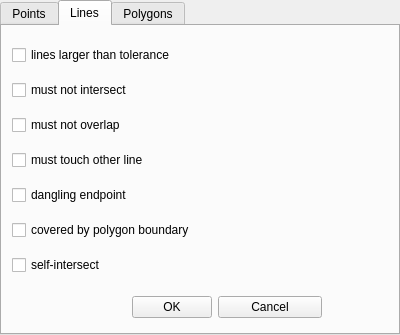
Above: rulesDialog.ui from wonder-sk/topol before the change. Below: the same form after it.
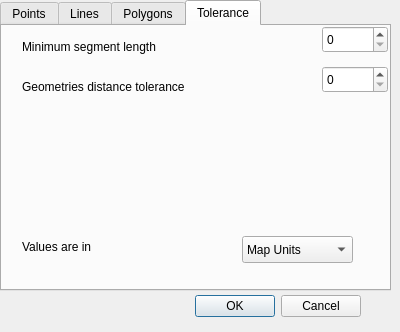
That is the form after the change.

Patch:
```diff
--- a/rulesDialog.ui
+++ b/rulesDialog.ui
@@ -1,28 +1,47 @@
 <?xml version="1.0" encoding="UTF-8"?>
 <ui version="4.0">
  <class>rulesDialog</class>
- <widget class="QTabWidget" name="rulesDialog">
+ <widget class="QDialog" name="Dialog">
   <property name="geometry">
    <rect>
     <x>0</x>
     <y>0</y>
     <width>400</width>
-    <height>335</height>
+    <height>332</height>
    </rect>
   </property>
   <property name="windowTitle">
-   <string>Rules to be checked</string>
+   <string>Topology settings</string>
+  </property>
+  <widget class="QDialogButtonBox" name="buttonBox">
+   <property name="geometry">
+    <rect>
+     <x>20</x>
+     <y>290</y>
+     <width>341</width>
+     <height>32</height>
+    </rect>
+   </property>
+   <property name="orientation">
+    <enum>Qt::Horizontal</enum>
+   </property>
+   <property name="standardButtons">
+    <set>QDialogButtonBox::Cancel|QDialogButtonBox::Ok</set>
+   </property>
+  </widget>
+  <widget class="QTabWidget" name="tabWidget">
+   <property name="geometry">
+    <rect>
+     <x>0</x>
+     <y>0</y>
+     <width>391</width>
+     <height>291</height>
+    </rect>
   </property>
   <property name="currentIndex">
-   <number>1</number>
-  </property>
-  <widget class="QWidget" name="pointTab">
-   <property name="statusTip">
-    <string/>
-   </property>
-   <property name="accessibleName">
-    <string/>
-   </property>
+    <number>3</number>
+   </property>
+   <widget class="QWidget" name="Points">
    <attribute name="title">
     <string>Points</string>
    </attribute>
@@ -66,34 +85,8 @@
      </item>
     </layout>
    </widget>
-   <widget class="QWidget" name="formLayoutWidget_3">
-    <property name="geometry">
-     <rect>
-      <x>130</x>
-      <y>270</y>
-      <width>157</width>
-      <height>34</height>
-     </rect>
-    </property>
-    <layout class="QFormLayout" name="formLayout_3">
-     <item row="0" column="0">
-      <widget class="QPushButton" name="okButton">
-       <property name="text">
-        <string>OK</string>
-       </property>
-      </widget>
-     </item>
-     <item row="0" column="1">
-      <widget class="QPushButton" name="cancelButton">
-       <property name="text">
-        <string>Cancel</string>
-       </property>
-      </widget>
-     </item>
-    </layout>
-   </widget>
-  </widget>
-  <widget class="QWidget" name="lineTab">
+   </widget>
+   <widget class="QWidget" name="Lines">
    <attribute name="title">
     <string>Lines</string>
    </attribute>
@@ -101,7 +94,7 @@
     <property name="geometry">
      <rect>
       <x>10</x>
-      <y>10</y>
+       <y>0</y>
       <width>371</width>
       <height>251</height>
      </rect>
@@ -119,6 +112,9 @@
        <property name="text">
         <string>dangling endpoint</string>
        </property>
+        <property name="checked">
+         <bool>true</bool>
+        </property>
       </widget>
      </item>
      <item row="1" column="0">
@@ -133,6 +129,9 @@
        <property name="text">
         <string>must not intersect</string>
        </property>
+        <property name="checked">
+         <bool>true</bool>
+        </property>
       </widget>
      </item>
      <item row="6" column="0">
@@ -158,34 +157,8 @@
      </item>
     </layout>
    </widget>
-   <widget class="QWidget" name="formLayoutWidget">
-    <property name="geometry">
-     <rect>
-      <x>130</x>
-      <y>270</y>
-      <width>190</width>
-      <height>34</height>
-     </rect>
-    </property>
-    <layout class="QFormLayout" name="formLayout">
-     <item row="0" column="1">
-      <widget class="QPushButton" name="pushButton_2">
-       <property name="text">
-        <string>Cancel</string>
-       </property>
-      </widget>
-     </item>
-     <item row="0" column="0">
-      <widget class="QPushButton" name="pushButton">
-       <property name="text">
-        <string>OK</string>
-       </property>
-      </widget>
-     </item>
-    </layout>
-   </widget>
-  </widget>
-  <widget class="QWidget" name="polygonTab">
+   </widget>
+   <widget class="QWidget" name="Polygons">
    <attribute name="title">
     <string>Polygons</string>
    </attribute>
@@ -229,22 +202,47 @@
      </item>
     </layout>
    </widget>
-   <widget class="QWidget" name="formLayoutWidget_2">
+   </widget>
+   <widget class="QWidget" name="Tolerance">
+    <attribute name="title">
+     <string>Tolerance</string>
+    </attribute>
+    <widget class="QSpinBox" name="spinBox">
     <property name="geometry">
      <rect>
-      <x>130</x>
-      <y>270</y>
-      <width>157</width>
-      <height>34</height>
-     </rect>
-    </property>
-    <layout class="QFormLayout" name="formLayout_2">
-     <item row="0" column="0">
-      <widget class="QPushButton" name="pushButton_3">
+       <x>320</x>
+       <y>0</y>
+       <width>66</width>
+       <height>27</height>
+      </rect>
+     </property>
+    </widget>
+    <widget class="QLabel" name="label">
+     <property name="geometry">
+      <rect>
+       <x>20</x>
+       <y>10</y>
+       <width>221</width>
+       <height>22</height>
+      </rect>
+     </property>
        <property name="text">
-        <string>OK</string>
-       </property>
-      </widget>
+      <string>Minimum segment length</string>
+     </property>
+    </widget>
+    <widget class="QComboBox" name="comboBox">
+     <property name="geometry">
+      <rect>
+       <x>240</x>
+       <y>210</y>
+       <width>111</width>
+       <height>27</height>
+      </rect>
+     </property>
+     <item>
+      <property name="text">
+       <string>Map Units</string>
+      </property>
      </item>
      <item row="0" column="1">
       <widget class="QPushButton" name="pushButton_4">
@@ -253,7 +251,43 @@
        </property>
       </widget>
      </item>
-    </layout>
+    </widget>
+    <widget class="QLabel" name="label_2">
+     <property name="geometry">
+      <rect>
+       <x>20</x>
+       <y>210</y>
+       <width>121</width>
+       <height>22</height>
+      </rect>
+     </property>
+     <property name="text">
+      <string>Values are in</string>
+     </property>
+    </widget>
+    <widget class="QLabel" name="label_3">
+     <property name="geometry">
+      <rect>
+       <x>20</x>
+       <y>50</y>
+       <width>261</width>
+       <height>22</height>
+      </rect>
+     </property>
+     <property name="text">
+      <string>Geometries distance tolerance</string>
+     </property>
+    </widget>
+    <widget class="QSpinBox" name="spinBox_2">
+     <property name="geometry">
+      <rect>
+       <x>320</x>
+       <y>40</y>
+       <width>66</width>
+       <height>27</height>
+      </rect>
+     </property>
+    </widget>
    </widget>
   </widget>
  </widget>
```
Left out of the diff: 47 changed lines with no effect on the pictures. Lines whose indentation alone changed are shown as unchanged.
